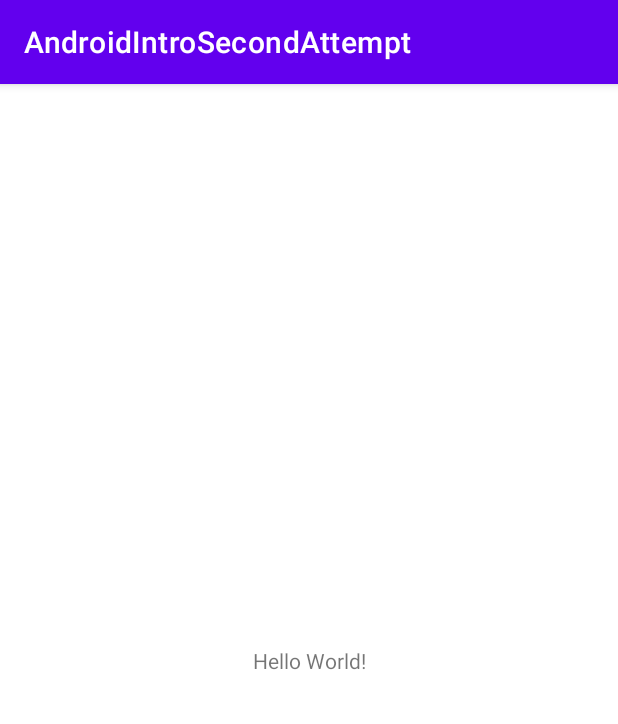
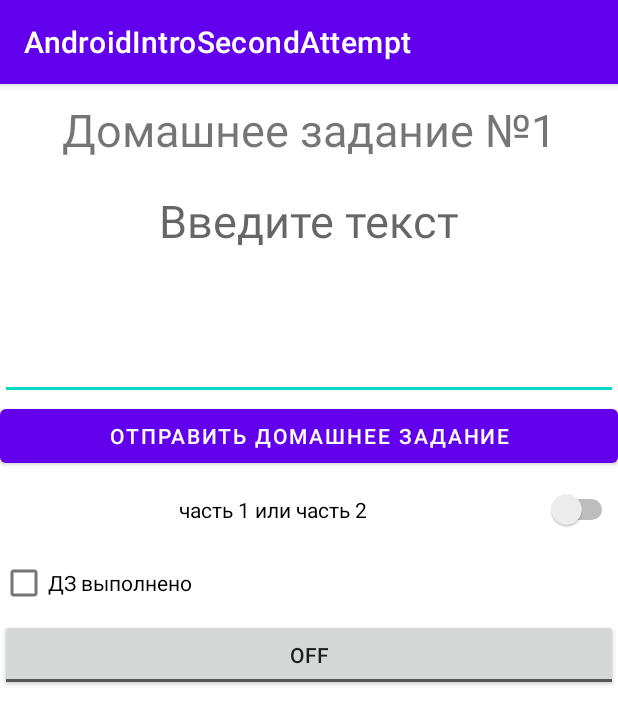
Before and after one commit to alkhelmyanov/AndroidIntroSecondAttempt, an Android app: the screen it shows after launch (MainActivity), on a phone screen of 412 x 824 dp. Shown: the top 724 px of the screen. Run offline under Robolectric (Android 15) with nearby library versions, the phone set to English and light mode, and no system bars.

Commit message:
Добавлены элементы в LinearLayout.

```diff
--- a/app/build.gradle
+++ b/app/build.gradle
@@ -7,7 +7,7 @@ android {
 
     defaultConfig {
         applicationId "com.gb.alkhelm.androidintrosecondattempt"
-        minSdk 23
+        minSdk 24
         targetSdk 32
         versionCode 1
         versionName "1.0"
--- a/app/src/main/res/layout/activity_main.xml
+++ b/app/src/main/res/layout/activity_main.xml
@@ -1,18 +1,52 @@
 <?xml version="1.0" encoding="utf-8"?>
-<androidx.constraintlayout.widget.ConstraintLayout xmlns:android="http://schemas.android.com/apk/res/android"
-    xmlns:app="http://schemas.android.com/apk/res-auto"
+<LinearLayout xmlns:android="http://schemas.android.com/apk/res/android"
     xmlns:tools="http://schemas.android.com/tools"
+    android:orientation="vertical"
     android:layout_width="match_parent"
     android:layout_height="match_parent"
     tools:context=".MainActivity">
 
     <TextView
-        android:layout_width="wrap_content"
+        android:id="@+id/textView"
+        android:layout_width="match_parent"
         android:layout_height="wrap_content"
-        android:text="Hello World!"
-        app:layout_constraintBottom_toBottomOf="parent"
-        app:layout_constraintLeft_toLeftOf="parent"
-        app:layout_constraintRight_toRightOf="parent"
-        app:layout_constraintTop_toTopOf="parent" />
+        android:gravity="center_horizontal"
+        android:layout_margin="10dp"
+        android:text="Домашнее задание №1"
+        android:textSize="30sp" />
 
-</androidx.constraintlayout.widget.ConstraintLayout>
+    <EditText
+        android:id="@+id/editText"
+        android:layout_width="match_parent"
+        android:layout_height="150dp"
+        android:gravity="center_horizontal"
+        android:hint="Введите текст"
+        android:textSize="30sp" />
+
+    <Button
+        android:id="@+id/button"
+        android:layout_width="match_parent"
+        android:layout_height="wrap_content"
+        android:text="Отправить домашнее задание" />
+
+    <Switch
+        android:id="@+id/switchButton"
+        android:layout_width="match_parent"
+        android:layout_height="50dp"
+        android:gravity="center"
+        android:text="часть 1 или часть 2" />
+
+    <CheckBox
+        android:id="@+id/checkBox"
+        android:layout_width="match_parent"
+        android:layout_height="wrap_content"
+        android:text="ДЗ выполнено" />
+
+    <ToggleButton
+        android:id="@+id/toggleButton"
+        android:layout_width="match_parent"
+        android:layout_height="wrap_content"
+        android:text="Отменить все изменения" />
+
+
+</LinearLayout>
--- a/app/src/main/res/values/colors.xml
+++ b/app/src/main/res/values/colors.xml
@@ -7,4 +7,5 @@
     <color name="teal_700">#FF018786</color>
     <color name="black">#FF000000</color>
     <color name="white">#FFFFFFFF</color>
+    <color name="red">#3DA28D</color>
 </resources>
```
